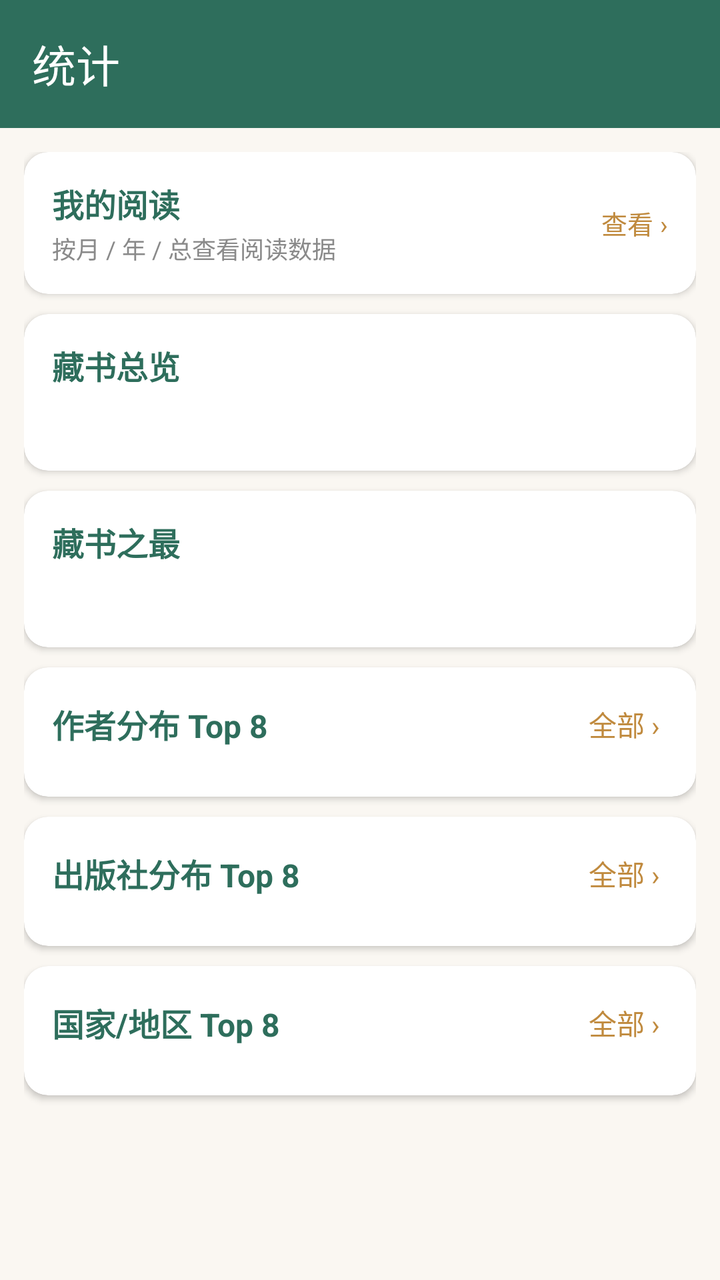
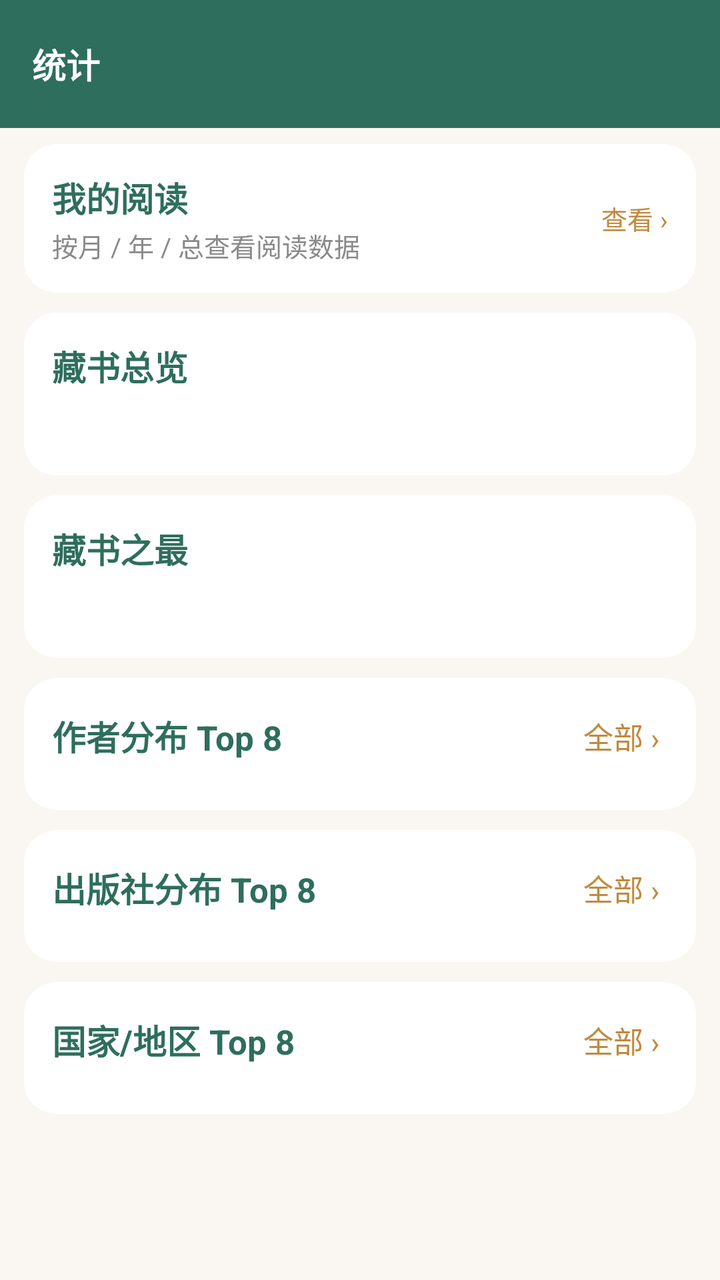

Compare the two renders of this Android layout. The source of the first and the diff that turns it into the second are given below.
<!-- AndroidManifest.xml: application theme Theme.Bookshelf -->
<!-- res/layout/fragment_stats.xml -->
<?xml version="1.0" encoding="utf-8"?>
<LinearLayout xmlns:android="http://schemas.android.com/apk/res/android"
    xmlns:app="http://schemas.android.com/apk/res-auto"
    android:layout_width="match_parent"
    android:layout_height="match_parent"
    android:orientation="vertical">

    <com.google.android.material.appbar.MaterialToolbar
        android:layout_width="match_parent"
        android:layout_height="?attr/actionBarSize"
        android:background="?attr/colorPrimary"
        app:title="统计"
        app:titleTextColor="@color/white" />

    <androidx.core.widget.NestedScrollView
        android:layout_width="match_parent"
        android:layout_height="0dp"
        android:layout_weight="1">

        <LinearLayout
            android:layout_width="match_parent"
            android:layout_height="wrap_content"
            android:orientation="vertical"
            android:padding="12dp">

            
            <androidx.cardview.widget.CardView
                android:id="@+id/card_reading"
                android:layout_width="match_parent"
                android:layout_height="wrap_content"
                android:layout_marginBottom="10dp"
                android:clickable="true"
                android:focusable="true"
                android:foreground="?attr/selectableItemBackground"
                app:cardCornerRadius="12dp"
                app:cardElevation="2dp">

                <LinearLayout
                    android:layout_width="match_parent"
                    android:layout_height="wrap_content"
                    android:gravity="center_vertical"
                    android:orientation="horizontal"
                    android:padding="14dp">

                    <LinearLayout
                        android:layout_width="0dp"
                        android:layout_height="wrap_content"
                        android:layout_weight="1"
                        android:orientation="vertical">

                        <TextView
                            android:layout_width="wrap_content"
                            android:layout_height="wrap_content"
                            android:text="我的阅读"
                            android:textColor="?attr/colorPrimary"
                            android:textSize="16sp"
                            android:textStyle="bold" />

                        <TextView
                            android:layout_width="wrap_content"
                            android:layout_height="wrap_content"
                            android:layout_marginTop="2dp"
                            android:text="按月 / 年 / 总查看阅读数据"
                            android:textColor="@color/text_sub"
                            android:textSize="12sp" />
                    </LinearLayout>

                    <TextView
                        android:layout_width="wrap_content"
                        android:layout_height="wrap_content"
                        android:text="查看 ›"
                        android:textColor="?attr/colorSecondary"
                        android:textSize="13sp" />
                </LinearLayout>
            </androidx.cardview.widget.CardView>

            
            <androidx.cardview.widget.CardView
                android:layout_width="match_parent"
                android:layout_height="wrap_content"
                app:cardCornerRadius="12dp"
                app:cardElevation="2dp">

                <LinearLayout
                    android:layout_width="match_parent"
                    android:layout_height="wrap_content"
                    android:orientation="vertical"
                    android:padding="14dp">

                    <TextView
                        android:layout_width="wrap_content"
                        android:layout_height="wrap_content"
                        android:text="藏书总览"
                        android:textStyle="bold"
                        android:textSize="16sp"
                        android:textColor="?attr/colorPrimary" />

                    <TextView
                        android:id="@+id/tv_overview"
                        android:layout_width="match_parent"
                        android:layout_height="wrap_content"
                        android:layout_marginTop="8dp"
                        android:textSize="14sp"
                        android:lineSpacingMultiplier="1.6" />
                </LinearLayout>
            </androidx.cardview.widget.CardView>

            
            <androidx.cardview.widget.CardView
                android:layout_width="match_parent"
                android:layout_height="wrap_content"
                android:layout_marginTop="10dp"
                app:cardCornerRadius="12dp"
                app:cardElevation="2dp">

                <LinearLayout
                    android:layout_width="match_parent"
                    android:layout_height="wrap_content"
                    android:orientation="vertical"
                    android:padding="14dp">

                    <TextView
                        android:layout_width="wrap_content"
                        android:layout_height="wrap_content"
                        android:text="藏书之最"
                        android:textStyle="bold"
                        android:textSize="16sp"
                        android:textColor="?attr/colorPrimary" />

                    <TextView
                        android:id="@+id/tv_extremes"
                        android:layout_width="match_parent"
                        android:layout_height="wrap_content"
                        android:layout_marginTop="8dp"
                        android:textSize="14sp"
                        android:lineSpacingMultiplier="1.6" />
                </LinearLayout>
            </androidx.cardview.widget.CardView>

            
            <androidx.cardview.widget.CardView
                android:layout_width="match_parent"
                android:layout_height="wrap_content"
                android:layout_marginTop="10dp"
                app:cardCornerRadius="12dp"
                app:cardElevation="2dp">

                <LinearLayout
                    android:layout_width="match_parent"
                    android:layout_height="wrap_content"
                    android:orientation="vertical"
                    android:padding="14dp">

                    <LinearLayout
                        android:layout_width="match_parent"
                        android:layout_height="wrap_content"
                        android:orientation="horizontal"
                        android:gravity="center_vertical">

                        <TextView
                            android:layout_width="0dp"
                            android:layout_height="wrap_content"
                            android:layout_weight="1"
                            android:text="作者分布 Top 8"
                            android:textStyle="bold"
                            android:textSize="16sp"
                            android:textColor="?attr/colorPrimary" />

                        <TextView
                            android:id="@+id/tv_authors_more"
                            android:layout_width="wrap_content"
                            android:layout_height="wrap_content"
                            android:text="全部 ›"
                            android:textSize="14sp"
                            android:textColor="?attr/colorSecondary"
                            android:background="?attr/selectableItemBackground"
                            android:padding="4dp" />
                    </LinearLayout>

                    <LinearLayout
                        android:id="@+id/container_authors"
                        android:layout_width="match_parent"
                        android:layout_height="wrap_content"
                        android:layout_marginTop="8dp"
                        android:orientation="vertical" />
                </LinearLayout>
            </androidx.cardview.widget.CardView>

            
            <androidx.cardview.widget.CardView
                android:layout_width="match_parent"
                android:layout_height="wrap_content"
                android:layout_marginTop="10dp"
                app:cardCornerRadius="12dp"
                app:cardElevation="2dp">

                <LinearLayout
                    android:layout_width="match_parent"
                    android:layout_height="wrap_content"
                    android:orientation="vertical"
                    android:padding="14dp">

                    <LinearLayout
                        android:layout_width="match_parent"
                        android:layout_height="wrap_content"
                        android:orientation="horizontal"
                        android:gravity="center_vertical">

                        <TextView
                            android:layout_width="0dp"
                            android:layout_height="wrap_content"
                            android:layout_weight="1"
                            android:text="出版社分布 Top 8"
                            android:textStyle="bold"
                            android:textSize="16sp"
                            android:textColor="?attr/colorPrimary" />

                        <TextView
                            android:id="@+id/tv_publishers_more"
                            android:layout_width="wrap_content"
                            android:layout_height="wrap_content"
                            android:text="全部 ›"
                            android:textSize="14sp"
                            android:textColor="?attr/colorSecondary"
                            android:background="?attr/selectableItemBackground"
                            android:padding="4dp" />
                    </LinearLayout>

                    <LinearLayout
                        android:id="@+id/container_publishers"
                        android:layout_width="match_parent"
                        android:layout_height="wrap_content"
                        android:layout_marginTop="8dp"
                        android:orientation="vertical" />
                </LinearLayout>
            </androidx.cardview.widget.CardView>

            
            <androidx.cardview.widget.CardView
                android:layout_width="match_parent"
                android:layout_height="wrap_content"
                android:layout_marginTop="10dp"
                android:layout_marginBottom="16dp"
                app:cardCornerRadius="12dp"
                app:cardElevation="2dp">

                <LinearLayout
                    android:layout_width="match_parent"
                    android:layout_height="wrap_content"
                    android:orientation="vertical"
                    android:padding="14dp">

                    <LinearLayout
                        android:layout_width="match_parent"
                        android:layout_height="wrap_content"
                        android:orientation="horizontal"
                        android:gravity="center_vertical">

                        <TextView
                            android:layout_width="0dp"
                            android:layout_height="wrap_content"
                            android:layout_weight="1"
                            android:text="国家/地区 Top 8"
                            android:textStyle="bold"
                            android:textSize="16sp"
                            android:textColor="?attr/colorPrimary" />

                        <TextView
                            android:id="@+id/tv_countries_more"
                            android:layout_width="wrap_content"
                            android:layout_height="wrap_content"
                            android:text="全部 ›"
                            android:textSize="14sp"
                            android:textColor="?attr/colorSecondary"
                            android:background="?attr/selectableItemBackground"
                            android:padding="4dp" />
                    </LinearLayout>

                    <LinearLayout
                        android:id="@+id/container_countries"
                        android:layout_width="match_parent"
                        android:layout_height="wrap_content"
                        android:layout_marginTop="8dp"
                        android:orientation="vertical" />
                </LinearLayout>
            </androidx.cardview.widget.CardView>
        </LinearLayout>
    </androidx.core.widget.NestedScrollView>
</LinearLayout>
<!-- resources referenced by this layout -->
<resources>
  <style name="Theme.Bookshelf" parent="Theme.Material3.Light.NoActionBar">
          <item name="colorPrimary">@color/primary</item>
          <item name="colorPrimaryVariant">@color/primary_dark</item>
          <item name="colorSecondary">@color/accent</item>
          <item name="android:colorBackground">@color/bg_page</item>
          <item name="android:statusBarColor">@color/primary_dark</item>
          
          <item name="chip_bg">@color/chip_bg</item>
      </style>
  <!-- unchanged entries left out for length: 7 -->
</resources>

<!-- the commit's change to res/layout/fragment_stats.xml (unified diff, before → after) -->
@@ -6,22 +6,34 @@
     android:orientation="vertical">
 
     <com.google.android.material.appbar.MaterialToolbar
+        style="@style/Widget.Bookshelf.Toolbar"
         android:layout_width="match_parent"
         android:layout_height="?attr/actionBarSize"
-        android:background="?attr/colorPrimary"
-        app:title="统计"
-        app:titleTextColor="@color/white" />
+        app:title="统计" />
 
     <androidx.core.widget.NestedScrollView
         android:layout_width="match_parent"
         android:layout_height="0dp"
         android:layout_weight="1">
 
-        <LinearLayout
+                <androidx.constraintlayout.widget.ConstraintLayout
             android:layout_width="match_parent"
+            android:layout_height="wrap_content">
+
+<LinearLayout
+            android:layout_width="0dp"
             android:layout_height="wrap_content"
             android:orientation="vertical"
-            android:padding="12dp">
+            android:paddingHorizontal="@dimen/page_padding"
+            android:paddingTop="@dimen/space_sm"
+            android:paddingBottom="@dimen/space_xl"
+                    app:layout_constraintWidth_max="@dimen/content_max_width"
+                    app:layout_constraintStart_toStartOf="parent"
+                    app:layout_constraintEnd_toEndOf="parent"
+                    app:layout_constraintHorizontal_bias="0.5"
+                    app:layout_constraintTop_toTopOf="parent"
+                    app:layout_constraintBottom_toBottomOf="parent"
+                >
 
             
             <androidx.cardview.widget.CardView
@@ -32,8 +44,7 @@
                 android:clickable="true"
                 android:focusable="true"
                 android:foreground="?attr/selectableItemBackground"
-                app:cardCornerRadius="12dp"
-                app:cardElevation="2dp">
+                style="@style/Widget.Bookshelf.Card">
 
                 <LinearLayout
                     android:layout_width="match_parent"
@@ -53,7 +64,7 @@
                             android:layout_height="wrap_content"
                             android:text="我的阅读"
                             android:textColor="?attr/colorPrimary"
-                            android:textSize="16sp"
+                            android:textSize="@dimen/text_headline"
                             android:textStyle="bold" />
 
                         <TextView
@@ -62,7 +73,7 @@
                             android:layout_marginTop="2dp"
                             android:text="按月 / 年 / 总查看阅读数据"
                             android:textColor="@color/text_sub"
-                            android:textSize="12sp" />
+                            android:textSize="@dimen/text_body_small" />
                     </LinearLayout>
 
                     <TextView
@@ -78,8 +89,7 @@
             <androidx.cardview.widget.CardView
                 android:layout_width="match_parent"
                 android:layout_height="wrap_content"
-                app:cardCornerRadius="12dp"
-                app:cardElevation="2dp">
+                style="@style/Widget.Bookshelf.Card">
 
                 <LinearLayout
                     android:layout_width="match_parent"
@@ -92,7 +102,7 @@
                         android:layout_height="wrap_content"
                         android:text="藏书总览"
                         android:textStyle="bold"
-                        android:textSize="16sp"
+                        android:textSize="@dimen/text_headline"
                         android:textColor="?attr/colorPrimary" />
 
                     <TextView
@@ -100,7 +110,7 @@
                         android:layout_width="match_parent"
                         android:layout_height="wrap_content"
                         android:layout_marginTop="8dp"
-                        android:textSize="14sp"
+                        android:textSize="@dimen/text_body"
                         android:lineSpacingMultiplier="1.6" />
                 </LinearLayout>
             </androidx.cardview.widget.CardView>
@@ -110,8 +120,7 @@
                 android:layout_width="match_parent"
                 android:layout_height="wrap_content"
                 android:layout_marginTop="10dp"
-                app:cardCornerRadius="12dp"
-                app:cardElevation="2dp">
+                style="@style/Widget.Bookshelf.Card">
 
                 <LinearLayout
                     android:layout_width="match_parent"
@@ -124,7 +133,7 @@
                         android:layout_height="wrap_content"
                         android:text="藏书之最"
                         android:textStyle="bold"
-                        android:textSize="16sp"
+                        android:textSize="@dimen/text_headline"
                         android:textColor="?attr/colorPrimary" />
 
                     <TextView
@@ -132,7 +141,7 @@
                         android:layout_width="match_parent"
                         android:layout_height="wrap_content"
                         android:layout_marginTop="8dp"
-                        android:textSize="14sp"
+                        android:textSize="@dimen/text_body"
                         android:lineSpacingMultiplier="1.6" />
                 </LinearLayout>
             </androidx.cardview.widget.CardView>
@@ -142,8 +151,7 @@
                 android:layout_width="match_parent"
                 android:layout_height="wrap_content"
                 android:layout_marginTop="10dp"
-                app:cardCornerRadius="12dp"
-                app:cardElevation="2dp">
+                style="@style/Widget.Bookshelf.Card">
 
                 <LinearLayout
                     android:layout_width="match_parent"
@@ -163,7 +171,7 @@
                             android:layout_weight="1"
                             android:text="作者分布 Top 8"
                             android:textStyle="bold"
-                            android:textSize="16sp"
+                            android:textSize="@dimen/text_headline"
                             android:textColor="?attr/colorPrimary" />
 
                         <TextView
@@ -171,7 +179,7 @@
                             android:layout_width="wrap_content"
                             android:layout_height="wrap_content"
                             android:text="全部 ›"
-                            android:textSize="14sp"
+                            android:textSize="@dimen/text_body"
                             android:textColor="?attr/colorSecondary"
                             android:background="?attr/selectableItemBackground"
                             android:padding="4dp" />
@@ -191,8 +199,7 @@
                 android:layout_width="match_parent"
                 android:layout_height="wrap_content"
                 android:layout_marginTop="10dp"
-                app:cardCornerRadius="12dp"
-                app:cardElevation="2dp">
+                style="@style/Widget.Bookshelf.Card">
 
                 <LinearLayout
                     android:layout_width="match_parent"
@@ -212,7 +219,7 @@
                             android:layout_weight="1"
                             android:text="出版社分布 Top 8"
                             android:textStyle="bold"
-                            android:textSize="16sp"
+                            android:textSize="@dimen/text_headline"
                             android:textColor="?attr/colorPrimary" />
 
                         <TextView
@@ -220,7 +227,7 @@
                             android:layout_width="wrap_content"
                             android:layout_height="wrap_content"
                             android:text="全部 ›"
-                            android:textSize="14sp"
+                            android:textSize="@dimen/text_body"
                             android:textColor="?attr/colorSecondary"
                             android:background="?attr/selectableItemBackground"
                             android:padding="4dp" />
@@ -241,8 +248,7 @@
                 android:layout_height="wrap_content"
                 android:layout_marginTop="10dp"
                 android:layout_marginBottom="16dp"
-                app:cardCornerRadius="12dp"
-                app:cardElevation="2dp">
+                style="@style/Widget.Bookshelf.Card">
 
                 <LinearLayout
                     android:layout_width="match_parent"
@@ -262,7 +268,7 @@
                             android:layout_weight="1"
                             android:text="国家/地区 Top 8"
                             android:textStyle="bold"
-                            android:textSize="16sp"
+                            android:textSize="@dimen/text_headline"
                             android:textColor="?attr/colorPrimary" />
 
                         <TextView
@@ -270,7 +276,7 @@
                             android:layout_width="wrap_content"
                             android:layout_height="wrap_content"
                             android:text="全部 ›"
-                            android:textSize="14sp"
+                            android:textSize="@dimen/text_body"
                             android:textColor="?attr/colorSecondary"
                             android:background="?attr/selectableItemBackground"
                             android:padding="4dp" />
@@ -285,5 +291,6 @@
                 </LinearLayout>
             </androidx.cardview.widget.CardView>
         </LinearLayout>
+        </androidx.constraintlayout.widget.ConstraintLayout>
     </androidx.core.widget.NestedScrollView>
 </LinearLayout>
<!-- resource entries referenced after the edit -->
@@ -1,14 +1,95 @@
 <!-- resources referenced by this layout -->
 <resources>
-  <style name="Theme.Bookshelf" parent="Theme.Material3.Light.NoActionBar">
+  <dimen name="content_max_width">9999dp</dimen>
+  <dimen name="page_padding">12dp</dimen>
+  <dimen name="space_sm">8dp</dimen>
+  <dimen name="space_xl">20dp</dimen>
+  <dimen name="text_body">15sp</dimen>
+  <dimen name="text_body_small">13sp</dimen>
+  <dimen name="text_headline">17sp</dimen>
+  <style name="Widget.Bookshelf.Card" parent="CardView">
+          <item name="cardCornerRadius">@dimen/card_corner</item>
+          <item name="cardElevation">0dp</item>
+          <item name="cardBackgroundColor">?attr/surface</item>
+          <item name="strokeColor">?attr/outline</item>
+          <item name="strokeWidth">1dp</item>
+      </style>
+  <style name="Widget.Bookshelf.Toolbar" parent="Widget.Material3.Toolbar">
+          <item name="android:background">?attr/colorPrimary</item>
+          <item name="titleTextColor">@color/white</item>
+          <item name="titleTextAppearance">@style/TextAppearance.Bookshelf.ToolbarTitle</item>
+          <item name="navigationIconTint">@color/white</item>
+          <item name="android:elevation">0dp</item>
+      </style>
+  <style name="Theme.Bookshelf" parent="Theme.Bookshelf.Base">
           <item name="colorPrimary">@color/primary</item>
           <item name="colorPrimaryVariant">@color/primary_dark</item>
           <item name="colorSecondary">@color/accent</item>
-          <item name="android:colorBackground">@color/bg_page</item>
-          <item name="android:statusBarColor">@color/primary_dark</item>
           
           <item name="chip_bg">@color/chip_bg</item>
+          <item name="primary_container">@color/green_container</item>
+          <item name="on_primary_container">@color/green_on_container</item>
       </style>
+  <dimen name="card_corner">16dp</dimen>
+  <style name="TextAppearance.Bookshelf.ToolbarTitle" parent="TextAppearance.Material3.TitleLarge">
+          <item name="android:textSize">@dimen/text_headline</item>
+          <item name="android:textStyle">bold</item>
+          <item name="android:textColor">@color/white</item>
+      </style>
+  <style name="Theme.Bookshelf.Base" parent="Theme.Material3.Light.NoActionBar">
+          
+          <item name="android:colorBackground">@color/bg_page</item>
+          
+          <item name="android:statusBarColor">?attr/colorPrimary</item>
+          <item name="android:windowLightStatusBar">false</item>
+          
+          <item name="surface">@color/surface</item>
+          <item name="surface_dim">@color/surface_dim</item>
+          <item name="outline">@color/outline</item>
+          <item name="outline_strong">@color/outline_strong</item>
+          <item name="on_surface">@color/text_main</item>
+          <item name="on_surface_variant">@color/text_sub</item>
+          
+          <item name="materialButtonStyle">@style/Widget.Bookshelf.Button</item>
+          <item name="textInputStyle">@style/Widget.Bookshelf.TextField</item>
+          <item name="materialCardViewStyle">@style/Widget.Bookshelf.MaterialCard</item>
+      </style>
+  <color name="green_container">#E6F0EC</color>
+  <color name="green_on_container">#1C4A3E</color>
+  <color name="surface">#FFFFFF</color>
+  <color name="surface_dim">#F4F0E9</color>
+  <color name="outline">#E6E0D5</color>
+  <color name="outline_strong">#CFC5B4</color>
+  <color name="text_main">#2B2B2B</color>
+  <style name="Widget.Bookshelf.Button" parent="Widget.Material3.Button">
+          <item name="shapeAppearance">@style/ShapeAppearance.Bookshelf.Medium</item>
+          <item name="android:textSize">@dimen/text_body_small</item>
+          <item name="android:letterSpacing">0.02</item>
+          <item name="android:minHeight">44dp</item>
+          <item name="cornerRadius">@dimen/radius_md</item>
+      </style>
+  <style name="Widget.Bookshelf.TextField" parent="Widget.Material3.TextInputLayout.OutlinedBox">
+          <item name="boxStrokeColor">@color/text_field_stroke</item>
+          <item name="boxStrokeWidth">1dp</item>
+          <item name="boxStrokeWidthFocused">1.5dp</item>
+          <item name="boxCornerRadiusTopStart">@dimen/radius_md</item>
+          <item name="boxCornerRadiusTopEnd">@dimen/radius_md</item>
+          <item name="boxCornerRadiusBottomStart">@dimen/radius_md</item>
+          <item name="boxCornerRadiusBottomEnd">@dimen/radius_md</item>
+          <item name="boxBackgroundColor">?attr/surface</item>
+          <item name="hintTextColor">?attr/colorPrimary</item>
+          <item name="android:textColorHint">?attr/on_surface_variant</item>
+      </style>
+  <style name="Widget.Bookshelf.MaterialCard" parent="Widget.Material3.CardView.Outlined">
+          <item name="cardCornerRadius">@dimen/card_corner</item>
+          <item name="cardElevation">0dp</item>
+          <item name="strokeColor">?attr/outline</item>
+          <item name="strokeWidth">1dp</item>
+      </style>
+  <style name="ShapeAppearance.Bookshelf.Medium" parent="ShapeAppearance.Material3.Corner.Medium">
+          <item name="cornerSize">@dimen/radius_md</item>
+      </style>
+  <dimen name="radius_md">12dp</dimen>
   <!-- unchanged entries left out for length: 7 -->
 </resources>
 
